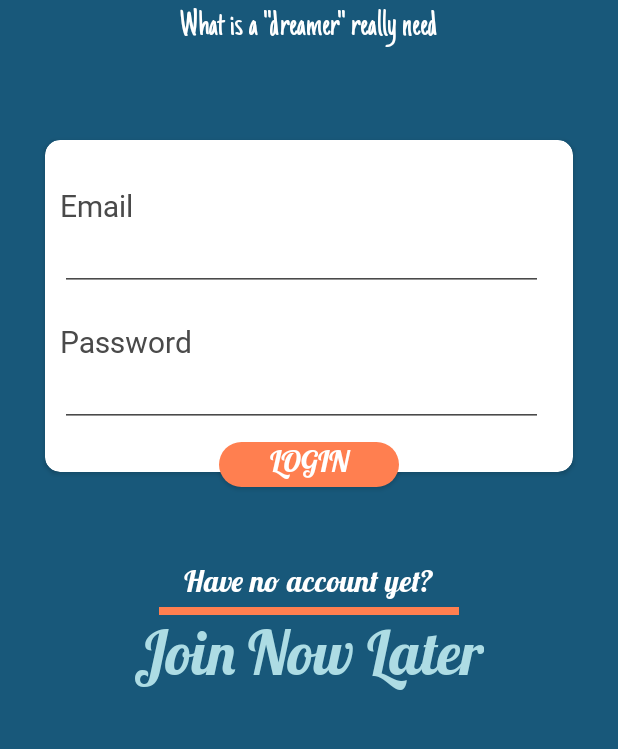
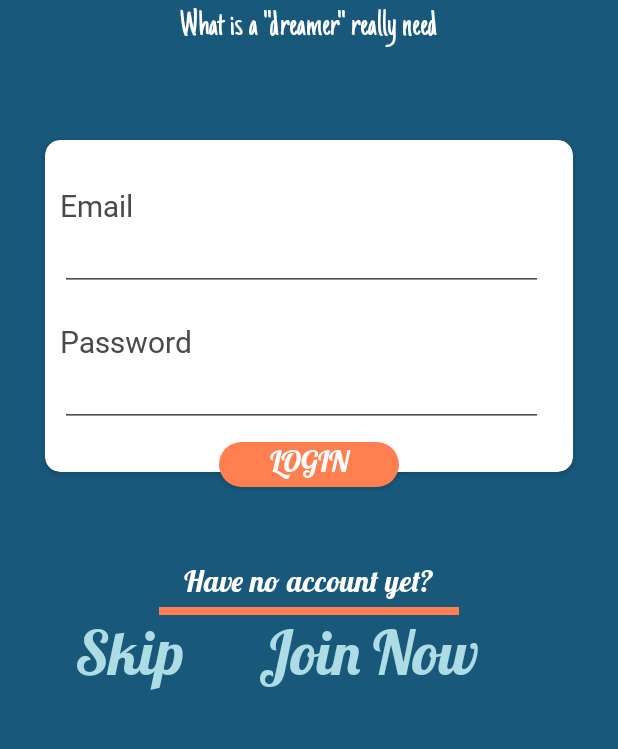
Before and after one commit to nicolasjuniar/DreamCacther, an Android app: the screen it shows after launch (LoginActivity), on a phone screen of 412 x 824 dp, the part 121-870 px from its top. Run offline under Robolectric (Android 15) with nearby library versions, the phone set to English and light mode, and no system bars.

Commit message:
[NICO] fix UI dan API login function

```diff
--- a/app/src/main/AndroidManifest.xml
+++ b/app/src/main/AndroidManifest.xml
@@ -21,9 +21,9 @@
             </intent-filter>
         </activity>
         <activity android:name=".Login.View.LoginActivity"
-            android:theme="@style/Theme.AppCompat.NoActionBar"/>
+            android:theme="@style/AppTheme.NoActionBar"/>
         <activity android:name=".Register.View.RegisterActivity"
-            android:theme="@style/AppTheme"/>
+            android:theme="@style/AppTheme.NoActionBar"/>
         <activity android:name=".Timeline.View.TimelineActivity"/>
     </application>
 
--- a/app/src/main/java/com/cheteam/dreamcatcher/Login/Model/LoginResponse.java
+++ b/app/src/main/java/com/cheteam/dreamcatcher/Login/Model/LoginResponse.java
@@ -6,4 +6,8 @@ package com.cheteam.dreamcatcher.Login.Model;
 
 public class LoginResponse {
     public String token;
+    public String email;
+    public String success;
+    public String message;
+    public String status_code;
 }
--- a/app/src/main/java/com/cheteam/dreamcatcher/Login/View/LoginActivity.java
+++ b/app/src/main/java/com/cheteam/dreamcatcher/Login/View/LoginActivity.java
@@ -1,5 +1,6 @@
 package com.cheteam.dreamcatcher.Login.View;
 
+import android.app.ProgressDialog;
 import android.content.Intent;
 import android.graphics.Typeface;
 import android.support.design.widget.TextInputLayout;
@@ -25,13 +26,15 @@ import retrofit.Callback;
 import retrofit.Response;
 
 public class LoginActivity extends AppCompatActivity {
-    TextView title1,title2,btnRegister,join_later;
+    TextView title1,title2,no_account,join_later,join_now;
     EditText txtEmail,txtPassword;
     Button btnLogin;
     TextView email,password;
 
     LoginAPI service;
     Call<LoginResponse> CallLogin;
+
+    ProgressDialog progressDialog;
 
     @Override
     protected void onCreate(Bundle savedInstanceState) {
@@ -43,18 +46,26 @@ public class LoginActivity extends AppCompatActivity {
         txtPassword=(EditText) findViewById(R.id.txtPassword);
         title1=(TextView) findViewById(R.id.title1);
         title2=(TextView) findViewById(R.id.title2);
-        btnRegister=(TextView) findViewById(R.id.btnRegister);
+        no_account=(TextView) findViewById(R.id.no_account);
+        join_now=(TextView) findViewById(R.id.join_now);
         join_later=(TextView) findViewById(R.id.join_later);
         btnLogin=(Button) findViewById(R.id.btnLogin);
 
         btnLogin.setOnClickListener(new View.OnClickListener() {
             @Override
             public void onClick(View view) {
-                Login(txtEmail.getText().toString(),txtPassword.getText().toString());
+                if(progressDialog==null)
+                {
+                    progressDialog=new ProgressDialog(LoginActivity.this);
+                    progressDialog.setMessage("Trying Login....");
+                    progressDialog.setIndeterminate(false);
+                    progressDialog.setCancelable(false);
+                }
+                Login(txtEmail.getText().toString());
             }
         });
 
-        btnRegister.setOnClickListener(new View.OnClickListener() {
+        join_now.setOnClickListener(new View.OnClickListener() {
             @Override
             public void onClick(View view) {
                 startActivity(new Intent(LoginActivity.this,RegisterActivity.class));
@@ -77,6 +88,15 @@ public class LoginActivity extends AppCompatActivity {
         setFont();
     }
 
+    @Override
+    public void onPause() {
+        super.onPause();
+
+        if ((progressDialog != null) && progressDialog.isShowing())
+            progressDialog.dismiss();
+        progressDialog = null;
+    }
+
     public void setFont()
     {
         Typeface justAnotherHand=Typeface.createFromAsset(getAssets(), "fonts/JustAnotherHand.ttf");
@@ -89,28 +109,46 @@ public class LoginActivity extends AppCompatActivity {
         title1.setTypeface(Lobster_Regular);
         title2.setTypeface(justAnotherHand);
         btnLogin.setTypeface(Lobster_Regular);
-        btnRegister.setTypeface(Lobster_Regular);
+        no_account.setTypeface(Lobster_Regular);
         join_later.setTypeface(Lobster_Regular);
+        join_now.setTypeface(Lobster_Regular);
     }
 
-    public void Login(String email,String password)
+    public void Login(final String email)
     {
         service= ServiceGenerator.createService(LoginAPI.class);
         CallLogin=service.Login();
         CallLogin.enqueue(new Callback<LoginResponse>() {
             @Override
             public void onResponse(Response<LoginResponse> response) {
-                Toast.makeText(LoginActivity.this, response.body().token, Toast.LENGTH_SHORT).show();
-                Intent intent=new Intent(LoginActivity.this,TimelineActivity.class);
-                Bundle bundle=new Bundle();
-                bundle.putBoolean("login",true);
-                intent.putExtras(bundle);
-                startActivity(intent);
+                LoginResponse loginResponse=response.body();
+                if(loginResponse.email.equalsIgnoreCase(email))
+                {
+                    if ((progressDialog != null) && progressDialog.isShowing()) {
+                        progressDialog.dismiss();
+                    }
+                    Toast.makeText(LoginActivity.this, loginResponse.message, Toast.LENGTH_SHORT).show();
+                    Intent intent=new Intent(LoginActivity.this,TimelineActivity.class);
+                    Bundle bundle=new Bundle();
+                    bundle.putBoolean("login",true);
+                    intent.putExtras(bundle);
+                    startActivity(intent);
+                }
+                else
+                {
+                    if ((progressDialog != null) && progressDialog.isShowing()) {
+                        progressDialog.dismiss();
+                    }
+                    Toast.makeText(LoginActivity.this, "Password or Email Incorrect", Toast.LENGTH_SHORT).show();
+                }
             }
 
             @Override
             public void onFailure(Throwable t) {
-
+                if ((progressDialog != null) && progressDialog.isShowing()) {
+                    progressDialog.dismiss();
+                }
+                Toast.makeText(LoginActivity.this, t.getMessage(), Toast.LENGTH_SHORT).show();
             }
         });
     }
--- a/app/src/main/res/layout/activity_login_layout.xml
+++ b/app/src/main/res/layout/activity_login_layout.xml
@@ -138,7 +138,7 @@
                 android:text="Have no account yet?"
                 android:textColor="@color/White"
                 android:textSize="20dp"
-                android:id="@+id/btnRegister"
+                android:id="@+id/no_account"
                 android:textStyle="bold"
                 />
 
@@ -148,15 +148,33 @@
                 android:layout_height="5dp"
                 android:background="@color/Coral" />
 
+
+            <RelativeLayout
+                android:layout_width="match_parent"
+                android:layout_height="wrap_content"
+                >
                 <TextView
                     android:layout_width="wrap_content"
                     android:layout_height="wrap_content"
-                android:layout_gravity="center_horizontal"
-                android:text="Join Now Later"
+                    android:text="Skip"
                     android:textStyle="bold"
+                    android:layout_marginLeft="50dp"
                     android:textColor="@color/lightBlueGrey"
                     android:id="@+id/join_later"
                     android:textSize="40dp"/>
+
+                <TextView
+                    android:layout_marginLeft="50dp"
+                    android:layout_toEndOf="@+id/join_later"
+                    android:layout_width="wrap_content"
+                    android:layout_height="wrap_content"
+                    android:layout_gravity="center_horizontal"
+                    android:text="Join Now"
+                    android:textStyle="bold"
+                    android:textColor="@color/lightBlueGrey"
+                    android:id="@+id/join_now"
+                    android:textSize="40dp"/>
+            </RelativeLayout>
         </LinearLayout>
     </LinearLayout>
 
--- a/app/src/main/res/values/styles.xml
+++ b/app/src/main/res/values/styles.xml
@@ -17,6 +17,9 @@
         <item name="colorPrimaryDark">@color/colorPrimaryDark</item>
         <item name="colorAccent">@color/colorAccent</item>
 
+        <item name="colorControlNormal">@color/colorAccent</item>
+        <item name="colorControlActivated">@color/colorAccent</item>
+        <item name="colorControlHighlight">@color/colorAccent</item>
         <item name="android:textColorHint">@color/colorAccent</item>
     </style>
 
```
Also changed, not shown: app/build.gradle (+29 -1 lines), app/src/main/java/com/cheteam/dreamcatcher/Login/Model/UserModel.java (deleted, +0 -41 lines). Lines whose indentation alone changed are shown as unchanged.
